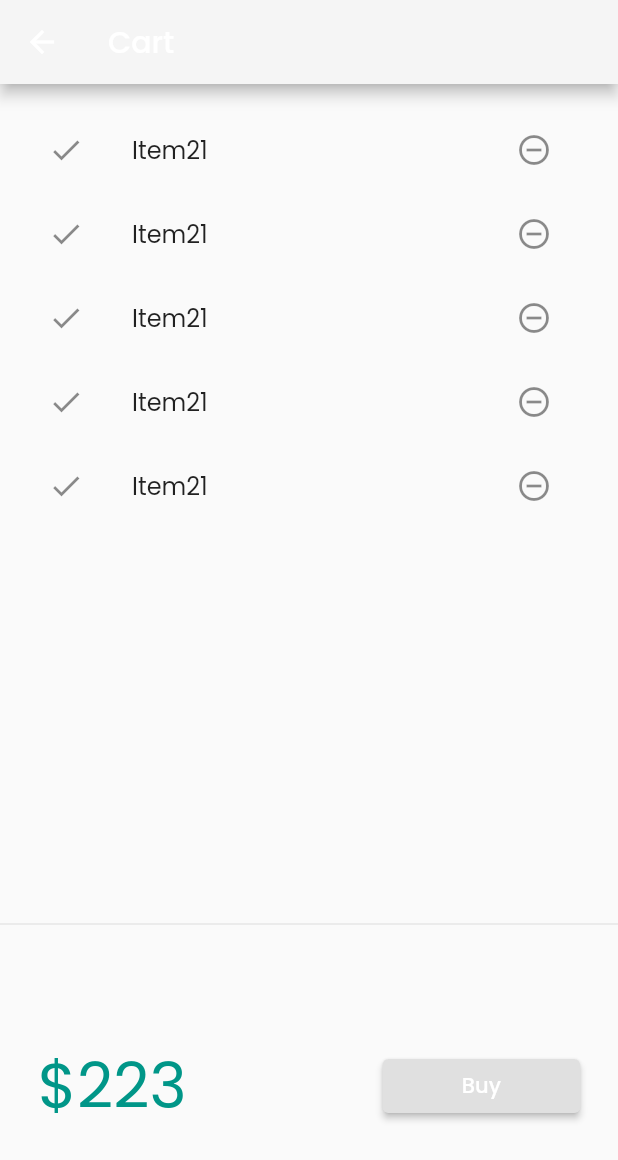
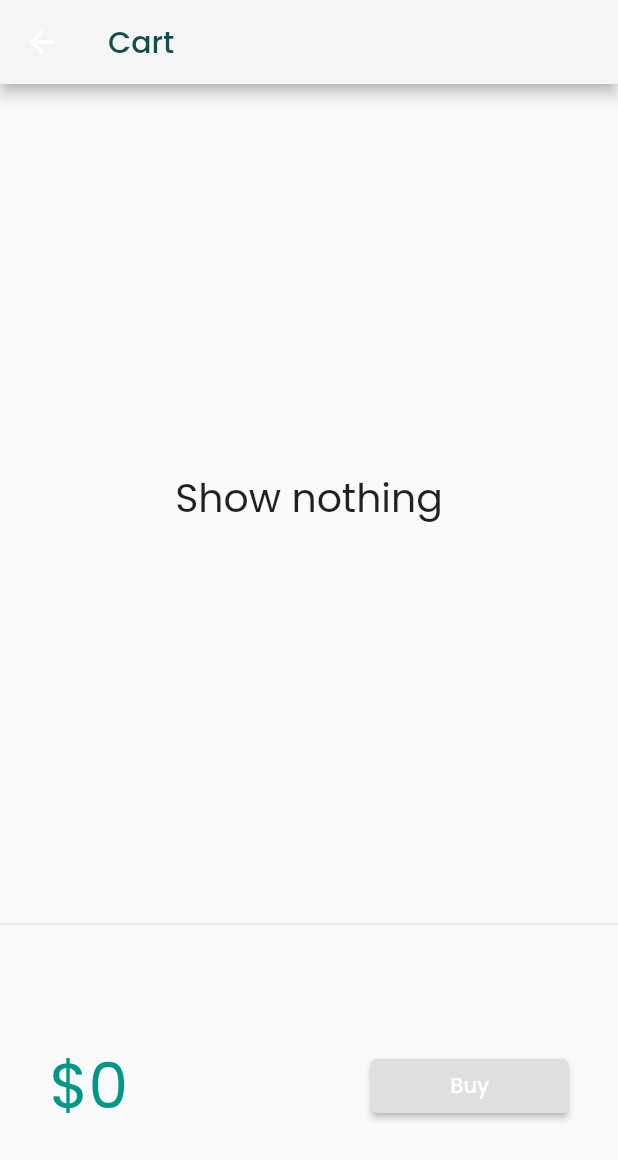
Before and after one commit to Rishabh767/30Daysofflutter, a Flutter app: the CartPage screen opened by its route, on a phone screen of 412 x 824 dp. Shown: the top 1160 px of the screen. Run offline on Flutter 3.47's test engine with Material 2 defaults, Android fonts, the phone set to English and light mode, and no system bars; our stand-ins replace google_fonts, velocity_x.

Commit message:
Day24 Completed

```diff
--- a/lib/models/cart.dart
+++ b/lib/models/cart.dart
@@ -1,6 +1,11 @@
 import 'package:flutter_application_1/models/catalogue.dart';
 
 class CartModel {
+  static final cartModel = CartModel._internal();
+
+  CartModel._internal();
+
+  factory CartModel() => cartModel;
   //catalogue field
   late CatalogModel _catalog;
 
--- a/lib/models/catalogue.dart
+++ b/lib/models/catalogue.dart
@@ -1,6 +1,13 @@
 import 'package:flutter/material.dart';
 
 class CatalogModel {
+  static final catModel = CatalogModel._internal();
+
+  CatalogModel._internal();
+
+  factory CatalogModel() => catModel;
+  //made singleton
+
   static List<Item> items = [
     Item(
         id: 1,
--- a/lib/pages/cart_page.dart
+++ b/lib/pages/cart_page.dart
@@ -1,4 +1,7 @@
+import 'dart:ui';
+
 import 'package:flutter/material.dart';
+import 'package:flutter_application_1/models/cart.dart';
 import 'package:flutter_application_1/models/catalogue.dart';
 import 'package:flutter_application_1/widgets/themes.dart';
 import 'package:velocity_x/velocity_x.dart';
@@ -12,7 +15,7 @@ class CartPage extends StatelessWidget {
       backgroundColor: context.canvasColor,
       appBar: AppBar(
         backgroundColor: MyTheme.creamColor,
-        title: "Cart".text.make(),
+        title: "Cart".text.color(MyTheme.greenish).make(),
       ),
       body: Column(
         children: [
@@ -26,8 +29,7 @@ class CartPage extends StatelessWidget {
 }
 
 class CardTotal extends StatelessWidget {
-  const CardTotal({Key? key}) : super(key: key);
-
+  final _cart = CartModel();
   @override
   Widget build(BuildContext context) {
     return SizedBox(
@@ -35,7 +37,7 @@ class CardTotal extends StatelessWidget {
         child: Row(
           mainAxisAlignment: MainAxisAlignment.spaceAround,
           children: [
-            "\$223".text.xl5.color(context.accentColor).make(),
+            "\$${_cart.totalPrice}".text.xl5.color(context.accentColor).make(),
             30.widthBox,
             ElevatedButton(
                     onPressed: () {
@@ -61,17 +63,23 @@ class CartList extends StatefulWidget {
 }
 
 class _CartListState extends State<CartList> {
+  final _cart = CartModel();
   @override
   Widget build(BuildContext context) {
-    return ListView.builder(
-      itemCount: 5,
+    return _cart.items.isEmpty
+        ? "Show nothing".text.xl3.makeCentered()
+        : ListView.builder(
+            itemCount: _cart.items.length,
             itemBuilder: (context, index) => ListTile(
               leading: Icon(Icons.done),
               trailing: IconButton(
                 icon: Icon(Icons.remove_circle_outline),
-          onPressed: () {},
+                onPressed: () {
+                  _cart.remove(_cart.items[index]);
+                  setState(() {});
+                },
               ),
-        title: "Item21".text.make(),
+              title: _cart.items[index].name.text.make(),
             ),
           );
   }
--- a/lib/pages/home_page.dart
+++ b/lib/pages/home_page.dart
@@ -9,9 +9,6 @@ import 'package:flutter_application_1/widgets/home_widgets/catalog_list.dart';
 import 'package:velocity_x/velocity_x.dart';
 
 import 'package:flutter_application_1/models/catalogue.dart';
-import 'package:flutter_application_1/widgets/drawer.dart';
-import 'package:flutter_application_1/widgets/item_widget.dart';
-import 'package:flutter_application_1/widgets/themes.dart';
 
 class HomePage extends StatefulWidget {
   const HomePage({Key? key}) : super(key: key);
```
Also changed, not shown: lib/widgets/home_widgets/add_to_cart.dart (added, +49 -0 lines), lib/widgets/home_widgets/catalog_list.dart (+5 -12 lines). Lines whose indentation alone changed are shown as unchanged.
